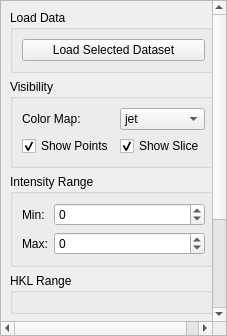
Above: src/dashpva/gui/workbench/workspace/workspace_3d.ui from AdvancedPhotonSource/DashPVA before the change. Below: the same form after it.
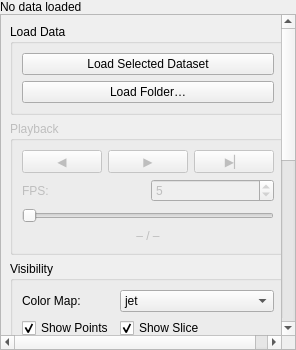
That is the form after the change.

Commit message:
add: load slice + persist slice orientation metadata on save
add: multi-slice batch extraction across files/folder into one hdf5

add: slice thickness input in the Slice Controls dock

fix: slice 2d opens in the 3D view's colormap (setColorMap)

Refactor: move slice save/load/multi/show actions from Workspace3D into SlicePlaneDock

Diff of the .ui file:
```diff
--- a/src/dashpva/gui/workbench/workspace/workspace_3d.ui
+++ b/src/dashpva/gui/workbench/workspace/workspace_3d.ui
@@ -8,7 +8,31 @@
     <verstretch>0</verstretch>
    </sizepolicy>
   </property>
-  <layout class="QHBoxLayout" name="container">
+  <layout class="QVBoxLayout" name="root_layout">
+   <property name="spacing">
+    <number>0</number>
+   </property>
+   <property name="leftMargin">
+    <number>0</number>
+   </property>
+   <property name="topMargin">
+    <number>0</number>
+   </property>
+   <property name="rightMargin">
+    <number>0</number>
+   </property>
+   <property name="bottomMargin">
+    <number>0</number>
+   </property>
+   <item>
+    <widget class="QLabel" name="lbl_path_bar">
+     <property name="text">
+      <string>No data loaded</string>
+     </property>
+    </widget>
+   </item>
+   <item>
+    <layout class="QHBoxLayout" name="container">
    <property name="spacing">
     <number>8</number>
    </property>
@@ -64,6 +88,94 @@
             </property>
            </widget>
           </item>
+          <item>
+           <widget class="QPushButton" name="btn_load_3d_folder">
+            <property name="text">
+             <string>Load Folder…</string>
+            </property>
+           </widget>
+          </item>
+         </layout>
+        </widget>
+       </item>
+       <item>
+        <widget class="QGroupBox" name="gb_playback">
+         <property name="enabled">
+          <bool>false</bool>
+         </property>
+         <property name="title">
+          <string>Playback</string>
+         </property>
+         <layout class="QVBoxLayout" name="layout_playback">
+          <item>
+           <layout class="QHBoxLayout" name="layout_playback_buttons">
+            <item>
+             <widget class="QPushButton" name="btn_prev_frame">
+              <property name="text">
+               <string>◀</string>
+              </property>
+             </widget>
+            </item>
+            <item>
+             <widget class="QPushButton" name="btn_play_pause">
+              <property name="text">
+               <string>▶</string>
+              </property>
+              <property name="checkable">
+               <bool>true</bool>
+              </property>
+             </widget>
+            </item>
+            <item>
+             <widget class="QPushButton" name="btn_next_frame">
+              <property name="text">
+               <string>▶▏</string>
+              </property>
+             </widget>
+            </item>
+           </layout>
+          </item>
+          <item>
+           <layout class="QHBoxLayout" name="layout_fps">
+            <item>
+             <widget class="QLabel" name="lbl_fps">
+              <property name="text">
+               <string>FPS:</string>
+              </property>
+             </widget>
+            </item>
+            <item>
+             <widget class="QSpinBox" name="sb_fps">
+              <property name="minimum">
+               <number>1</number>
+              </property>
+              <property name="maximum">
+               <number>60</number>
+              </property>
+              <property name="value">
+               <number>5</number>
+              </property>
+             </widget>
+            </item>
+           </layout>
+          </item>
+          <item>
+           <widget class="QSlider" name="slider_frame">
+            <property name="orientation">
+             <enum>Qt::Horizontal</enum>
+            </property>
+           </widget>
+          </item>
+          <item>
+           <widget class="QLabel" name="lbl_frame_counter">
+            <property name="text">
+             <string>– / –</string>
+            </property>
+            <property name="alignment">
+             <set>Qt::AlignCenter</set>
+            </property>
+           </widget>
+          </item>
          </layout>
         </widget>
        </item>
@@ -222,6 +334,27 @@
             </property>
            </widget>
           </item>
+          <item row="1" column="0" colspan="2">
+           <widget class="QPushButton" name="btn_load_slice">
+            <property name="text">
+             <string>Load Slice…</string>
+            </property>
+           </widget>
+          </item>
+          <item row="2" column="0" colspan="2">
+           <widget class="QPushButton" name="btn_multi_slice">
+            <property name="text">
+             <string>Multi-slice…</string>
+            </property>
+           </widget>
+          </item>
+          <item row="3" column="0" colspan="2">
+           <widget class="QPushButton" name="btn_extract_slice_dataset">
+            <property name="text">
+             <string>Extract Slice Dataset…</string>
+            </property>
+           </widget>
+          </item>
          </layout>
         </widget>
        </item>
@@ -241,6 +374,8 @@
       </layout>
      </widget>
     </widget>
+   </item>
+  </layout>
    </item>
   </layout>
  </widget>
```
The commit also changes 5 other files.
